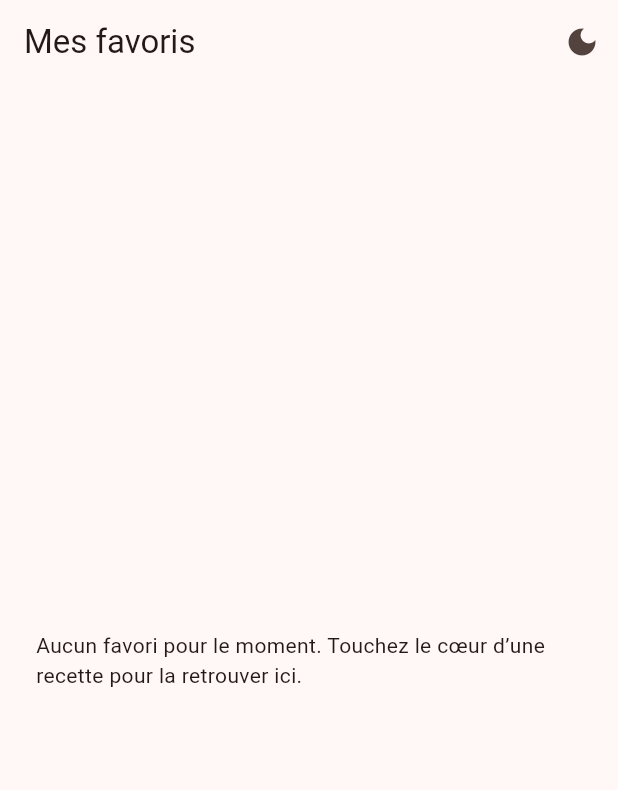
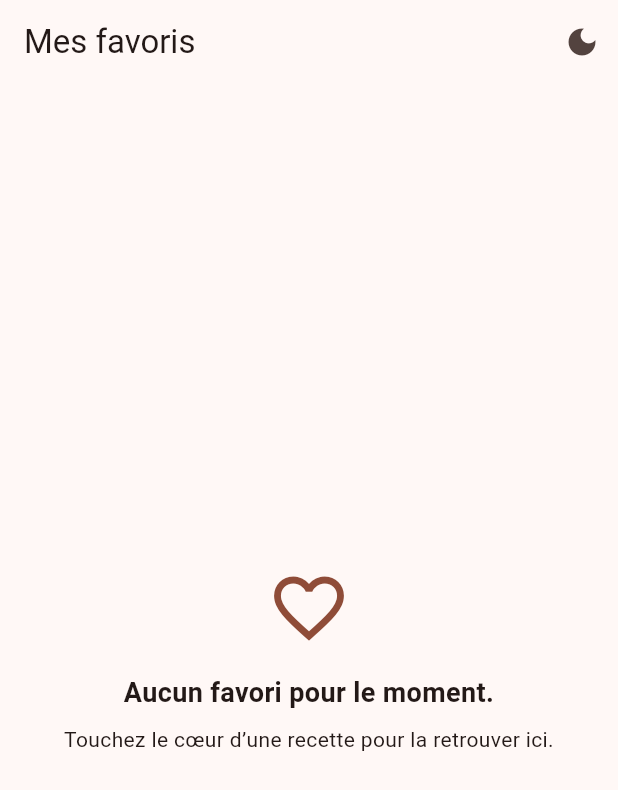
Before and after one commit to Mariano-Espoir/gourmets_many_screens, a Flutter app: the FavoritesScreen screen opened by its route, on a phone screen of 412 x 824 dp. Shown: the top 790 px of the screen. Run offline on Flutter 3.47's test engine with Material 3 defaults, Android fonts, the phone set to English and light mode, and no system bars; our stand-ins replace go_router, shared_preferences; accounts and stored records are empty; network calls fail.

Commit message:
Polish list and favorites UX

```diff
--- a/lib/screens/favorites_screen.dart
+++ b/lib/screens/favorites_screen.dart
@@ -22,11 +22,32 @@ class FavoritesScreen extends StatelessWidget {
             context,
           ).search().where((recipe) => recipe.isFavorite).toList();
           if (favorites.isEmpty) {
-            return const Center(
+            return Center(
               child: Padding(
-                padding: EdgeInsets.all(24),
-                child: Text(
-                  'Aucun favori pour le moment. Touchez le cœur d’une recette pour la retrouver ici.',
+                padding: const EdgeInsets.all(24),
+                child: Column(
+                  mainAxisSize: MainAxisSize.min,
+                  children: [
+                    Icon(
+                      Icons.favorite_border,
+                      size: 56,
+                      color: Theme.of(context).colorScheme.primary,
+                    ),
+                    const SizedBox(height: 16),
+                    const Text(
+                      'Aucun favori pour le moment.',
+                      textAlign: TextAlign.center,
+                      style: TextStyle(
+                        fontSize: 18,
+                        fontWeight: FontWeight.w600,
+                      ),
+                    ),
+                    const SizedBox(height: 8),
+                    const Text(
+                      'Touchez le cœur d’une recette pour la retrouver ici.',
+                      textAlign: TextAlign.center,
+                    ),
+                  ],
                 ),
               ),
             );
@@ -40,7 +61,22 @@ class FavoritesScreen extends StatelessWidget {
                   : constraints.maxWidth >= 480
                   ? 2
                   : 1;
-              return GridView.builder(
+              return Column(
+                children: [
+                  Padding(
+                    padding: const EdgeInsets.fromLTRB(16, 12, 16, 4),
+                    child: Align(
+                      alignment: Alignment.centerLeft,
+                      child: Text(
+                        '${favorites.length} favori${favorites.length > 1 ? 's' : ''}',
+                        style: Theme.of(context).textTheme.titleSmall?.copyWith(
+                          fontWeight: FontWeight.w700,
+                        ),
+                      ),
+                    ),
+                  ),
+                  Expanded(
+                    child: GridView.builder(
                       padding: const EdgeInsets.all(12),
                       gridDelegate: SliverGridDelegateWithFixedCrossAxisCount(
                         crossAxisCount: columns,
@@ -59,6 +95,9 @@ class FavoritesScreen extends StatelessWidget {
                           ),
                         );
                       },
+                    ),
+                  ),
+                ],
               );
             },
           );
```
Also changed, not shown: lib/screens/list_screen.dart (+32 -0 lines). Lines whose indentation alone changed are shown as unchanged.
